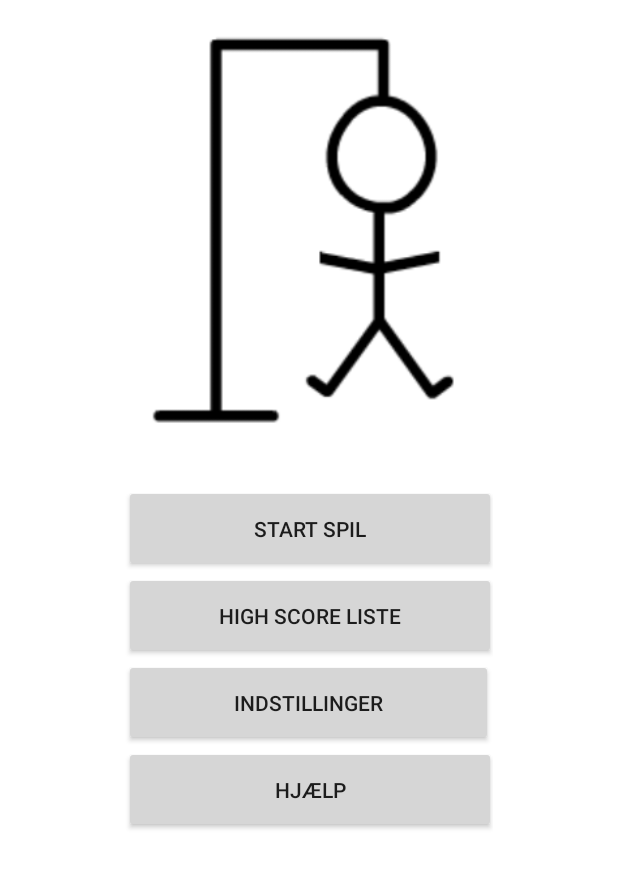
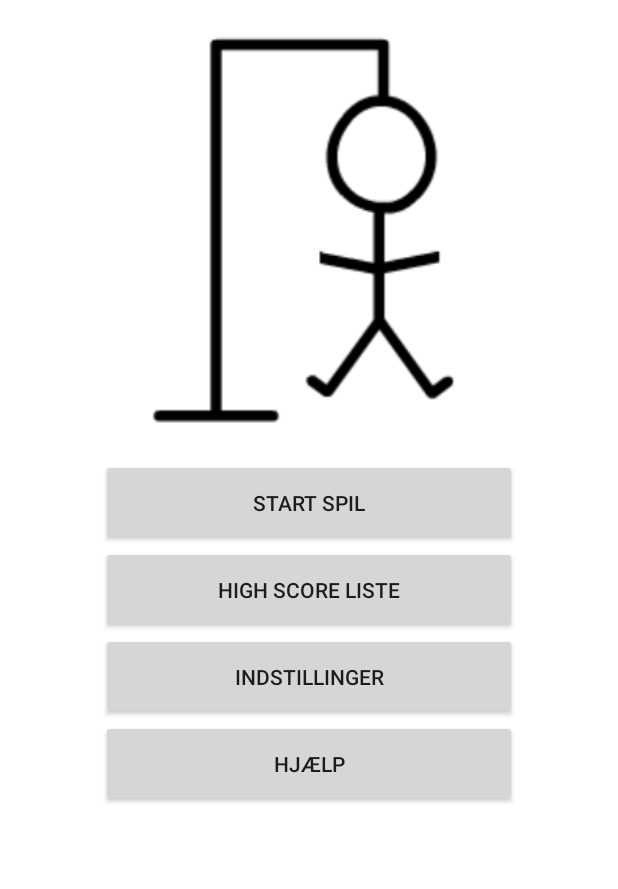
Before and after one commit to ColleDK/Galgeleg, an Android app: the screen it shows after launch (HovedAktivitet), on a phone screen of 412 x 824 dp, the part 245-1134 px from its top. Run offline under Robolectric (Android 15) with nearby library versions, the phone set to English and light mode, and no system bars; Roboto replaces fonts that are not available here.

Commit message:
Laver lidt om på strukturen og givet VundetTabt_Frag knapperne fra StartMenu_knapper_Frag

```diff
--- a/app/src/main/java/dk/colle/galgeleg/StartMenu_Frag.java
+++ b/app/src/main/java/dk/colle/galgeleg/StartMenu_Frag.java
@@ -8,55 +8,16 @@ import android.widget.Button;
 
 import androidx.fragment.app.Fragment;
 
-public class StartMenu_Frag extends Fragment implements View.OnClickListener {
-    Button startSpil, indstillinger, highScore, hjaelp;
-
+public class StartMenu_Frag extends Fragment{
 
     @Override
     public View onCreateView(LayoutInflater i, ViewGroup container, Bundle savedInstanceState) {
         View rod = i.inflate(R.layout.activity_start_menu,container,false);
-        startSpil = rod.findViewById(R.id.startSpil);
-        startSpil.setText("Start spil");
 
-        indstillinger = rod.findViewById(R.id.indstillinger);
-        indstillinger.setText("Indstillinger");
-
-        highScore = rod.findViewById(R.id.highScore);
-        highScore.setText("High score liste");
-
-        hjaelp = rod.findViewById(R.id.hjaelp);
-        hjaelp.setText("Hjælp");
-
-        startSpil.setOnClickListener(this);
-        indstillinger.setOnClickListener(this);
-        highScore.setOnClickListener(this);
-        hjaelp.setOnClickListener(this);
+        getFragmentManager().beginTransaction().replace(R.id.start_menu_knapper_box, new StartMenu_knapper_Frag())
+                .commit();
 
         return rod;
     }
 
-    @Override
-    public void onClick(View v) {
-        if (v == startSpil){
-            getFragmentManager().beginTransaction()
-                    .setCustomAnimations(android.R.anim.slide_in_left, android.R.anim.slide_out_right)
-                    .replace(R.id.fragmentView, new Inden_StartSpil_Frag())
-                    .addToBackStack(null)
-                    .commit();
-        }
-        if (v == indstillinger){
-            //getFragmentManager().beginTransaction().add().commit();
-        }
-        if (v == hjaelp){
-            //getFragmentManager().beginTransaction().add().commit();
-        }
-        if (v == highScore){
-            getFragmentManager().beginTransaction()
-                    .setCustomAnimations(android.R.anim.slide_in_left, android.R.anim.slide_out_right)
-                    .replace(R.id.fragmentView, new HighScore_Frag())
-                    .addToBackStack(null)
-                    .commit();
-        }
-    }
-
 }
--- /dev/null
+++ b/app/src/main/java/dk/colle/galgeleg/StartMenu_knapper_Frag.java
@@ -0,0 +1,62 @@
+package dk.colle.galgeleg;
+
+import android.os.Bundle;
+import android.view.LayoutInflater;
+import android.view.View;
+import android.view.ViewGroup;
+import android.widget.Button;
+
+import androidx.fragment.app.Fragment;
+
+public class StartMenu_knapper_Frag extends Fragment implements View.OnClickListener {
+    Button startSpil, indstillinger, highScore, hjaelp;
+
+
+    @Override
+    public View onCreateView(LayoutInflater i, ViewGroup container, Bundle savedInstanceState) {
+        View rod = i.inflate(R.layout.frag_start_menu_knappper,container,false);
+        startSpil = rod.findViewById(R.id.startSpil);
+        startSpil.setText("Start spil");
+
+        indstillinger = rod.findViewById(R.id.indstillinger);
+        indstillinger.setText("Indstillinger");
+
+        highScore = rod.findViewById(R.id.highScore);
+        highScore.setText("High score liste");
+
+        hjaelp = rod.findViewById(R.id.hjaelp);
+        hjaelp.setText("Hjælp");
+
+        startSpil.setOnClickListener(this);
+        indstillinger.setOnClickListener(this);
+        highScore.setOnClickListener(this);
+        hjaelp.setOnClickListener(this);
+
+        return rod;
+    }
+
+    @Override
+    public void onClick(View v) {
+        if (v == startSpil){
+            getFragmentManager().beginTransaction()
+                    .setCustomAnimations(android.R.anim.slide_in_left, android.R.anim.slide_out_right)
+                    .replace(R.id.fragmentView, new Inden_StartSpil_Frag())
+                    .addToBackStack(null)
+                    .commit();
+        }
+        if (v == indstillinger){
+            //getFragmentManager().beginTransaction().add().commit();
+        }
+        if (v == hjaelp){
+            //getFragmentManager().beginTransaction().add().commit();
+        }
+        if (v == highScore){
+            getFragmentManager().beginTransaction()
+                    .setCustomAnimations(android.R.anim.slide_in_left, android.R.anim.slide_out_right)
+                    .replace(R.id.fragmentView, new HighScore_Frag())
+                    .addToBackStack(null)
+                    .commit();
+        }
+    }
+
+}
--- a/app/src/main/res/layout/activity_start_menu.xml
+++ b/app/src/main/res/layout/activity_start_menu.xml
@@ -32,46 +32,16 @@
         app:layout_constraintTop_toBottomOf="@+id/textView"
         app:srcCompat="@drawable/forkert6" />
 
-    <LinearLayout
-        android:layout_width="246dp"
-        android:layout_height="236dp"
-        android:layout_marginTop="7dp"
-        android:orientation="vertical"
+    <FrameLayout
+        android:id="@+id/start_menu_knapper_box"
+        android:layout_width="277dp"
+        android:layout_height="241dp"
         app:layout_constraintBottom_toBottomOf="parent"
         app:layout_constraintEnd_toEndOf="parent"
-        app:layout_constraintHorizontal_bias="0.496"
         app:layout_constraintStart_toStartOf="parent"
         app:layout_constraintTop_toBottomOf="@+id/imageView"
-        app:layout_constraintVertical_bias="0.217">
+        app:layout_constraintVertical_bias="0.136">
 
-        <Button
-            android:id="@+id/startSpil"
-            android:layout_width="248dp"
-            android:layout_height="58dp"
-            android:backgroundTint="#D6D6D6"
-            android:text="Start spil" />
-
-        <Button
-            android:id="@+id/highScore"
-            android:layout_width="248dp"
-            android:layout_height="58dp"
-            android:backgroundTint="#D6D6D6"
-            android:text="Highscore" />
-
-        <Button
-            android:id="@+id/indstillinger"
-            android:layout_width="match_parent"
-            android:layout_height="58dp"
-            android:backgroundTint="#D6D6D6"
-            android:text="Indstillinger" />
-
-        <Button
-            android:id="@+id/hjaelp"
-            android:layout_width="248dp"
-            android:layout_height="58dp"
-            android:backgroundTint="#D6D6D6"
-            android:text="Hjælp" />
-
-    </LinearLayout>
+    </FrameLayout>
 
 </androidx.constraintlayout.widget.ConstraintLayout>
--- /dev/null
+++ b/app/src/main/res/layout/frag_start_menu_knappper.xml
@@ -0,0 +1,37 @@
+<?xml version="1.0" encoding="utf-8"?>
+<LinearLayout
+    xmlns:android="http://schemas.android.com/apk/res/android"
+    xmlns:app="http://schemas.android.com/apk/res-auto"
+    android:layout_width="match_parent"
+    android:layout_height="match_parent"
+    android:orientation="vertical">
+
+    <Button
+        android:id="@+id/startSpil"
+        android:layout_width="match_parent"
+        android:layout_height="58dp"
+        android:backgroundTint="#D6D6D6"
+        android:text="Start spil" />
+
+    <Button
+        android:id="@+id/highScore"
+        android:layout_width="match_parent"
+        android:layout_height="58dp"
+        android:backgroundTint="#D6D6D6"
+        android:text="Highscore" />
+
+    <Button
+        android:id="@+id/indstillinger"
+        android:layout_width="match_parent"
+        android:layout_height="58dp"
+        android:backgroundTint="#D6D6D6"
+        android:text="Indstillinger" />
+
+    <Button
+        android:id="@+id/hjaelp"
+        android:layout_width="match_parent"
+        android:layout_height="58dp"
+        android:backgroundTint="#D6D6D6"
+        android:text="Hjælp" />
+
+</LinearLayout>
```
Also changed, not shown: app/src/main/java/dk/colle/galgeleg/StartSpil_frag.java (+16 -6 lines), app/src/main/java/dk/colle/galgeleg/VundetTabt_Frag.java (+9 -2 lines), app/src/main/res/layout/frag_vundettabt_spil.xml (+14 -3 lines).
